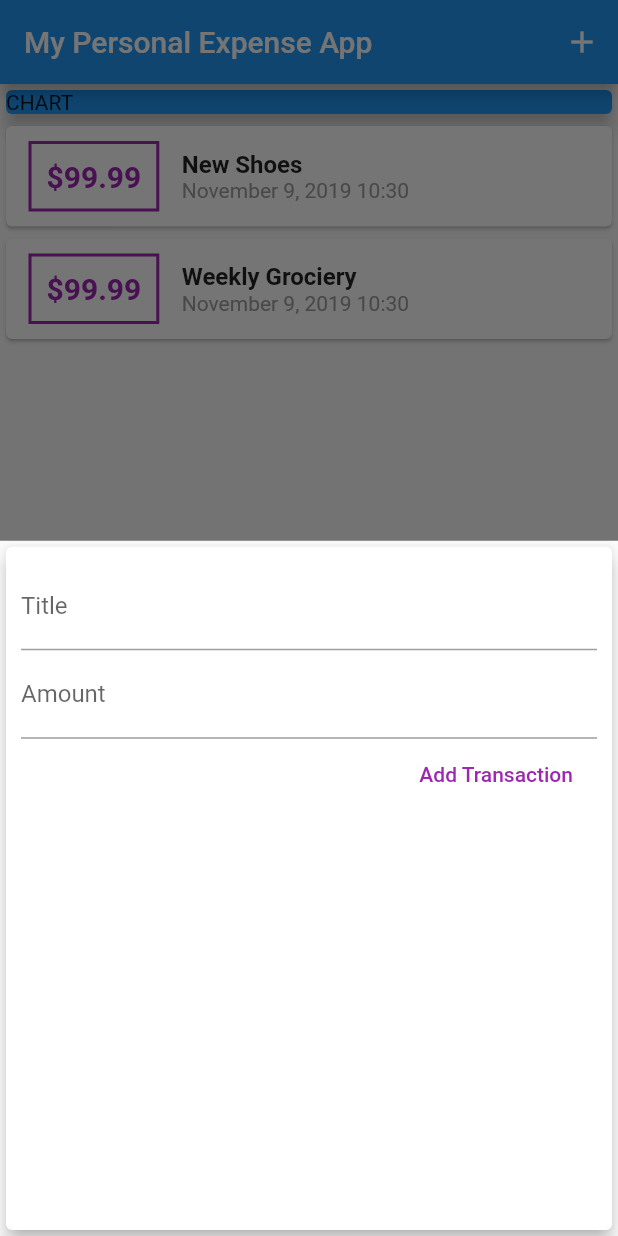
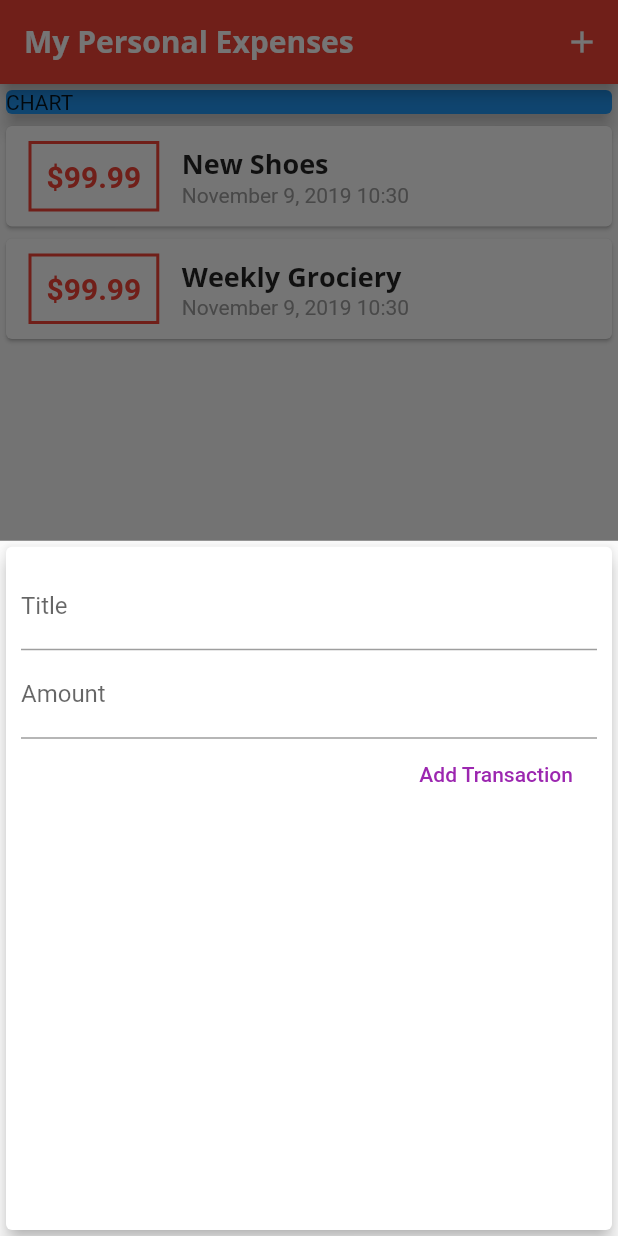
Before and after one commit to aldyazarya/flutter-personal-expense-app, a Flutter app: the screen it shows after launch, after a tap on the "add" icon, on a phone screen of 412 x 824 dp. Run offline on Flutter 3.47's test engine with Material 2 defaults, Android fonts, the phone set to English and light mode, and no system bars.

Commit message:
adding fonts assets and customizing fonts style

```diff
--- a/lib/main.dart
+++ b/lib/main.dart
@@ -9,7 +9,26 @@ class MyApp extends StatelessWidget {
   @override
   Widget build(BuildContext context) {
     return MaterialApp(
-      title: 'Flutter Demo',
+      title: 'Personal Expenses',
+      theme: ThemeData(
+          primarySwatch: Colors.red,
+          accentColor: Colors.amber,
+          fontFamily: 'Quicksand',
+          textTheme: ThemeData.light().textTheme.copyWith(
+            title: TextStyle(
+              fontFamily: 'OpenSans',
+              fontSize: 18,
+              fontWeight: FontWeight.bold
+            )
+          ),
+          appBarTheme: AppBarTheme(
+            textTheme: ThemeData.light().textTheme.copyWith(
+                    title: TextStyle(
+                  fontFamily: 'OpenSans',
+                  fontSize: 20,
+                  fontWeight: FontWeight.bold
+                )),
+          )),
       home: MyHomePage(),
     );
   }
@@ -52,20 +71,25 @@ class _MyHomePageState extends State<MyHomePage> {
   }
 
   void _startAddNewTransaction(BuildContext ctx) {
-    showModalBottomSheet(context: ctx, builder: (_) {
-      return GestureDetector(
-        onTap: () {},
-        child: NewTransactions(_addNewTransaction),
-        behavior: HitTestBehavior.opaque,
-      );
-    },);
+    showModalBottomSheet(
+      context: ctx,
+      builder: (_) {
+        return GestureDetector(
+          onTap: () {},
+          child: NewTransactions(_addNewTransaction),
+          behavior: HitTestBehavior.opaque,
+        );
+      },
+    );
   }
 
   @override
   Widget build(BuildContext context) {
     return Scaffold(
+
       appBar: AppBar(
-        title: Text('My Personal Expense App'),
+
+        title: Text('My Personal Expenses'),
         actions: <Widget>[
           IconButton(
             icon: Icon(Icons.add),
--- a/lib/widgets/new_transactions.dart
+++ b/lib/widgets/new_transactions.dart
@@ -1,11 +1,18 @@
 import 'package:flutter/material.dart';
 
-class NewTransactions extends StatelessWidget {
+class NewTransactions extends StatefulWidget {
   final Function addTx;
-  final titleController = TextEditingController();
-  final amountController = TextEditingController();
 
   NewTransactions(this.addTx);
+
+  @override
+  _NewTransactionsState createState() => _NewTransactionsState();
+}
+
+class _NewTransactionsState extends State<NewTransactions> {
+  final titleController = TextEditingController();
+
+  final amountController = TextEditingController();
 
   void submitData() {
     final enteredTitle = titleController.text;
@@ -15,10 +22,12 @@ class NewTransactions extends StatelessWidget {
       return;
     }
 
-    addTx(
+    widget.addTx(
         enteredTitle,
         enteredAmount,
     );
+
+    Navigator.of(context).pop();
   }
 
   @override
--- a/lib/widgets/transaction_list.dart
+++ b/lib/widgets/transaction_list.dart
@@ -19,7 +19,10 @@ class TransactionList extends StatelessWidget {
                 Container(
                   margin: EdgeInsets.symmetric(vertical: 10, horizontal: 15),
                   decoration: BoxDecoration(
-                          border: Border.all(color: Colors.purple, width: 2),
+                    border: Border.all(
+                      color: Theme.of(context).primaryColor,
+                      width: 2,
+                    ),
                   ),
                   padding: EdgeInsets.all(10),
                   child: Text(
@@ -27,7 +30,8 @@ class TransactionList extends StatelessWidget {
                     style: TextStyle(
                       fontWeight: FontWeight.bold,
                       fontSize: 20,
-                              color: Colors.purple),
+                      color: Theme.of(context).primaryColor,
+                    ),
                   ),
                 ),
                 Column(
@@ -35,13 +39,12 @@ class TransactionList extends StatelessWidget {
                   children: <Widget>[
                     Text(
                       transactions[index].title,
-                            style: TextStyle(
-                              fontSize: 16,
-                              fontWeight: FontWeight.bold,
-                            ),
+                      style: Theme.of(context).textTheme.title
                     ),
                     Text(
-                            DateFormat.yMMMMd().add_Hm().format(transactions[index].date),
+                      DateFormat.yMMMMd()
+                          .add_Hm()
+                          .format(transactions[index].date),
                       style: TextStyle(
                         color: Colors.grey,
                       ),
@@ -52,7 +55,6 @@ class TransactionList extends StatelessWidget {
             ));
           },
           itemCount: transactions.length,
-              )
-    );
+        ));
   }
 }
```
Also changed, not shown: pubspec.yaml (+11 -6 lines), assets/fonts/OpenSans-Bold.ttf (added), assets/fonts/OpenSans-Regular.ttf (added), assets/fonts/Quicksand-Bold.ttf (added), assets/fonts/Quicksand-Light.ttf (added), assets/fonts/Quicksand-Medium.ttf (added), assets/fonts/Quicksand-Regular.ttf (added). Lines whose indentation alone changed are shown as unchanged.
